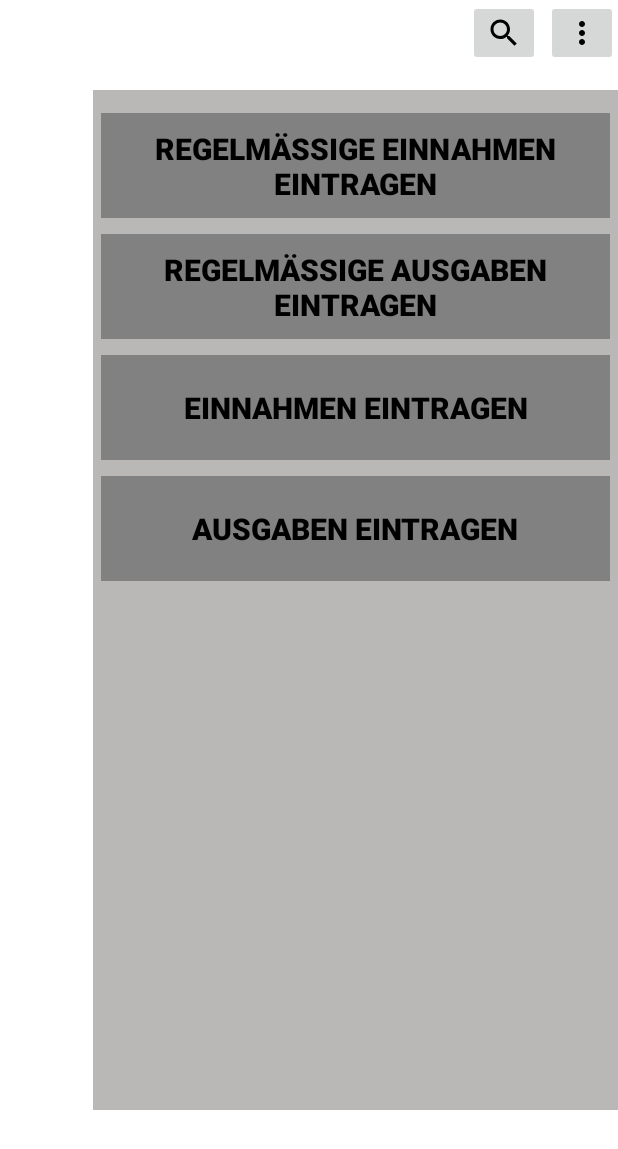
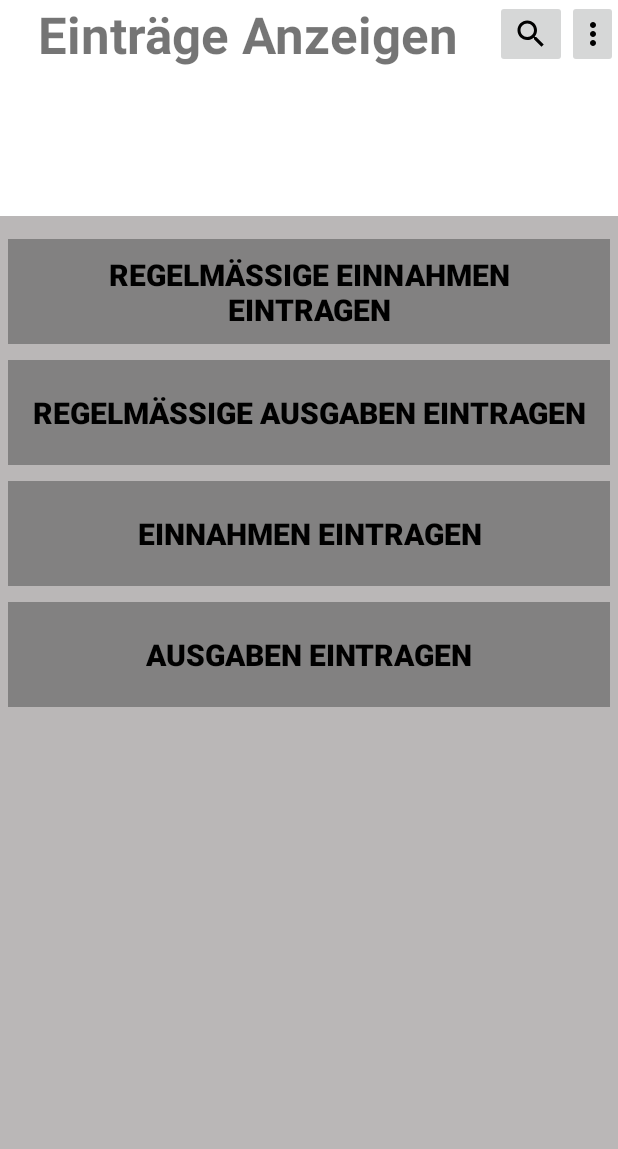
Before and after one commit to Zocker7sea/SWTAPP.reloaded, an Android app: the fragment EintraegemenuFragment shown on its own in the app's theme, on a phone screen of 412 x 824 dp. Shown: the top 1149 px of the screen. Run offline under Robolectric (Android 15) with nearby library versions, the phone set to English and light mode, and no system bars.

```diff
--- a/app/src/main/java/com/example/aaaaaaaaaaaaa/ui/main/eintraege/EintraegemenuFragment.kt
+++ b/app/src/main/java/com/example/aaaaaaaaaaaaa/ui/main/eintraege/EintraegemenuFragment.kt
@@ -6,6 +6,7 @@ import android.view.LayoutInflater
 import android.view.View
 import android.view.ViewGroup
 import android.widget.Button
+import android.widget.ImageButton
 import com.example.aaaaaaaaaaaaa.R
 import com.example.aaaaaaaaaaaaa.ui.main.ausgaben.AusgabenhinzufuegenFragment
 import com.example.aaaaaaaaaaaaa.ui.main.einnahmen.EinnahmenhinzufuegenFragment
@@ -16,7 +17,11 @@ class EintraegemenuFragment : Fragment(R.layout.fragment_eintraegemenu) {
 
     override fun onViewCreated(view: View, savedInstanceState: Bundle?) {
         super.onViewCreated(view, savedInstanceState)
-
+        val btnmenu = view.findViewById<ImageButton>(R.id.eintraegemenu2)
+        btnmenu.setOnClickListener {
+            activity?.supportFragmentManager?.beginTransaction()
+                ?.replace(R.id.container, EintraegeAnzeigenFragment())?.commitNow()
+        }
         val btnREEIN = view.findViewById<Button>(R.id.btnREE)
         btnREEIN.setOnClickListener {
             activity?.supportFragmentManager?.beginTransaction()
--- a/app/src/main/res/layout/fragment_eintraegemenu.xml
+++ b/app/src/main/res/layout/fragment_eintraegemenu.xml
@@ -6,11 +6,29 @@
     xmlns:app="http://schemas.android.com/apk/res-auto"
     tools:context=".ui.main.eintraege.EintraegemenuFragment">
 
+    <androidx.appcompat.widget.LinearLayoutCompat
+        android:id="@+id/tlayout"
+        android:layout_width="match_parent"
+        android:layout_height="wrap_content"
+        app:layout_constraintTop_toTopOf="parent">
+
+        <TextView
+            android:id="@+id/header_eintraegeanzeigen"
+            android:layout_width="330dp"
+            android:layout_height="45dp"
+            android:text="Einträge Anzeigen"
+            android:textAlignment="center"
+            android:textSize="34sp"
+            android:textStyle="bold"
+            app:layout_constraintTop_toTopOf="parent"
+            tools:ignore="MissingConstraints"
+            tools:layout_editor_absoluteX="6dp" />
+
         <ImageButton
             android:id="@+id/imageButton8"
             android:layout_width="wrap_content"
-        android:layout_height="wrap_content"
-        android:layout_marginEnd="4dp"
+            android:layout_height="match_parent"
+            android:layout_marginEnd="0dp"
             app:layout_constraintEnd_toStartOf="@+id/btnmenu"
             app:layout_constraintHorizontal_bias="1.0"
             app:layout_constraintStart_toStartOf="parent"
@@ -18,22 +36,24 @@
             app:srcCompat="@drawable/ic_baseline_search_24" />
 
         <ImageButton
-        android:id="@+id/btnmenu"
+            android:id="@+id/eintraegemenu2"
             android:layout_width="wrap_content"
-        android:layout_height="wrap_content"
+            android:layout_height="match_parent"
             app:layout_constraintEnd_toEndOf="parent"
             app:layout_constraintTop_toTopOf="parent"
             app:srcCompat="@drawable/ic_baseline_more_vert_24" />
 
+    </androidx.appcompat.widget.LinearLayoutCompat>
+
     <LinearLayout
-        android:layout_width="350dp"
+        android:layout_width="match_parent"
         android:layout_height="680dp"
-        android:layout_marginTop="16dp"
         android:background="#BAB7B7"
         android:orientation="vertical"
-        app:layout_constraintEnd_toEndOf="parent"
-        app:layout_constraintTop_toBottomOf="@+id/imageButton8"
-        tools:layout_editor_absoluteX="62dp">
+        app:layout_constraintBottom_toBottomOf="parent"
+        app:layout_constraintTop_toBottomOf="@id/tlayout"
+        app:layout_constraintVertical_bias="1.0"
+        tools:layout_editor_absoluteX="0dp">
 
         <Button
             android:id="@+id/btnREE"
```
Also changed, not shown: app/src/main/java/com/example/aaaaaaaaaaaaa/ui/main/eintraege/EintraegeAnzeigenFragment.kt (+17 -8 lines), app/src/main/res/layout/fragment_eintraege_anzeigen.xml (+18 -9 lines). Lines whose indentation alone changed are shown as unchanged.
